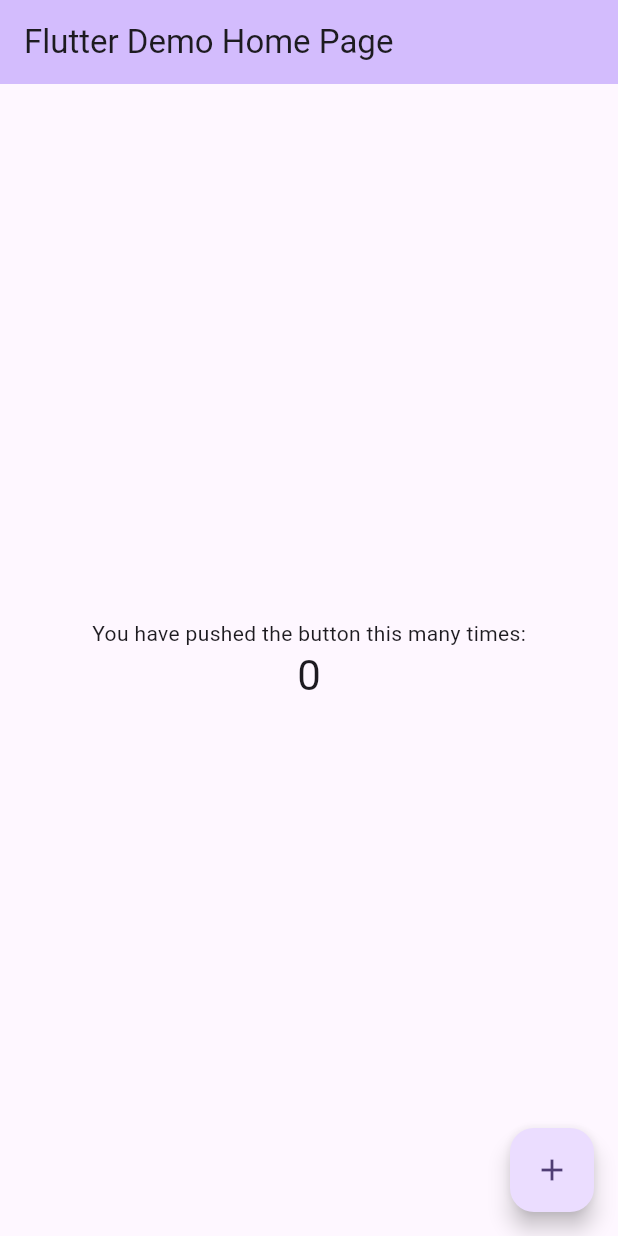
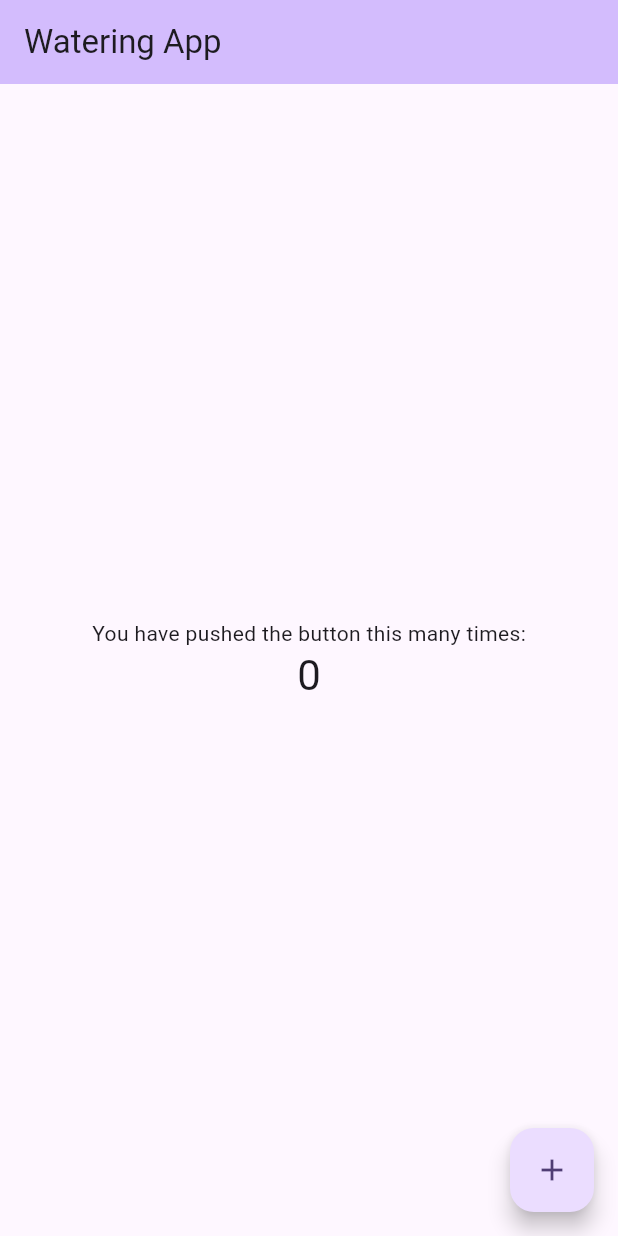
Before and after one commit to MChang360686/flutter-water-app, a Flutter app: the screen it shows after launch, on a phone screen of 412 x 824 dp. Run offline on Flutter 3.47's test engine with Material 3 defaults, Android fonts, the phone set to English and light mode, and no system bars.

Commit message:
minor edits, learning to use the emulator

```diff
--- a/water_app/lib/main.dart
+++ b/water_app/lib/main.dart
@@ -31,7 +31,7 @@ class MyApp extends StatelessWidget {
         colorScheme: ColorScheme.fromSeed(seedColor: Colors.deepPurple),
         useMaterial3: true,
       ),
-      home: const MyHomePage(title: 'Flutter Demo Home Page'),
+      home: const MyHomePage(title: 'Watering App'),
     );
   }
 }
```
